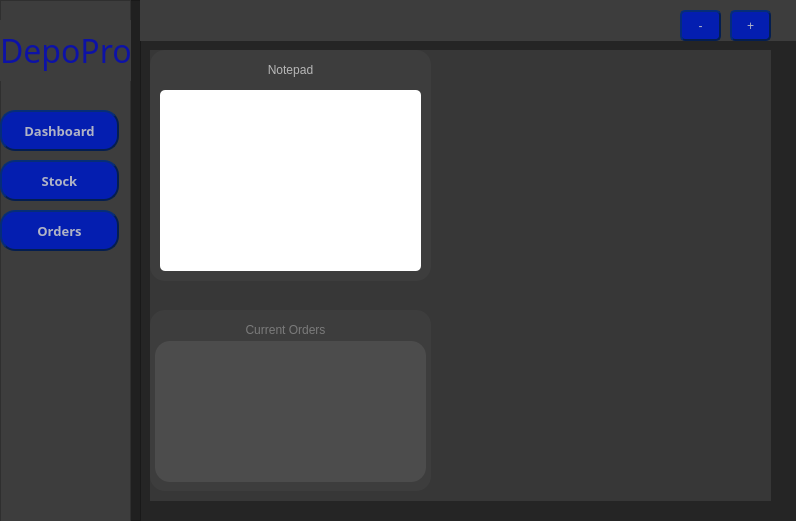
The window that DepoPro/DepoPro.ui (AlexOfRivia/DepoPro) describes before a commit, drawn with Qt 5.
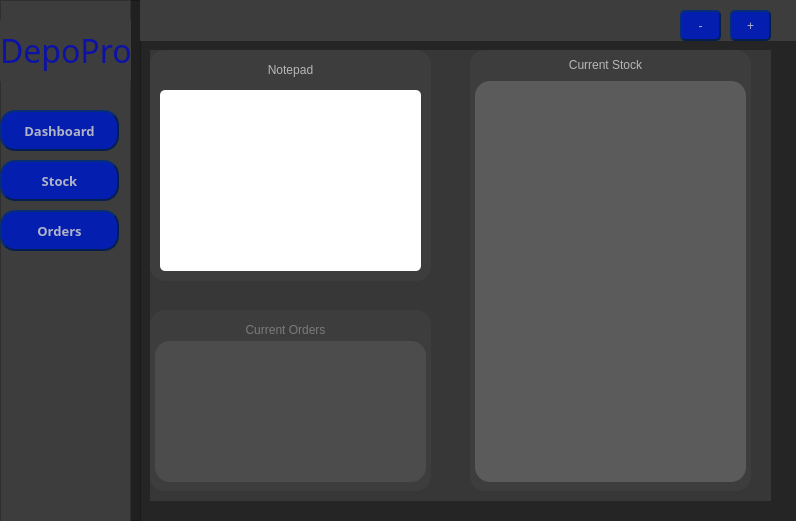
The same window after the commit.

Commit message: Added a widget with current items in stock and added saving and loading the notepad widget (doing less work because of finals week)

The edit to the form file:
```diff
--- a/DepoPro/DepoPro.ui
+++ b/DepoPro/DepoPro.ui
@@ -715,6 +715,67 @@
      </property>
     </widget>
    </widget>
+   <widget class="QFrame" name="stockWidget">
+    <property name="geometry">
+     <rect>
+      <x>470</x>
+      <y>50</y>
+      <width>281</width>
+      <height>441</height>
+     </rect>
+    </property>
+    <property name="styleSheet">
+     <string notr="true">QFrame
+{
+	background-color: rgb(61,61,61);
+	border-style: inset;
+	border-radius: 15px;
+}</string>
+    </property>
+    <property name="frameShape">
+     <enum>QFrame::Shape::StyledPanel</enum>
+    </property>
+    <property name="frameShadow">
+     <enum>QFrame::Shadow::Raised</enum>
+    </property>
+    <widget class="QLabel" name="label_5">
+     <property name="geometry">
+      <rect>
+       <x>10</x>
+       <y>0</y>
+       <width>251</width>
+       <height>31</height>
+      </rect>
+     </property>
+     <property name="styleSheet">
+      <string notr="true">QLabel
+{
+	font: 700 12pt &quot;Britannic&quot;;
+	color: rgba(200,200,200,225);
+}</string>
+     </property>
+     <property name="text">
+      <string>&lt;html&gt;&lt;head/&gt;&lt;body&gt;&lt;p align=&quot;center&quot;&gt;Current Stock&lt;/p&gt;&lt;/body&gt;&lt;/html&gt;</string>
+     </property>
+    </widget>
+    <widget class="QListWidget" name="listWidget_2">
+     <property name="geometry">
+      <rect>
+       <x>5</x>
+       <y>31</y>
+       <width>271</width>
+       <height>401</height>
+      </rect>
+     </property>
+     <property name="styleSheet">
+      <string notr="true">QListWidget
+{
+	border:none;
+	background-color: rgba(121,121,121,128);
+}</string>
+     </property>
+    </widget>
+   </widget>
    <zorder>orderList</zorder>
    <zorder>orderWidget</zorder>
    <zorder>Sidebar_2</zorder>
@@ -722,6 +783,7 @@
    <zorder>itemList</zorder>
    <zorder>NotepadFrame</zorder>
    <zorder>orderFrame</zorder>
+   <zorder>stockWidget</zorder>
   </widget>
  </widget>
  <layoutdefault spacing="6" margin="11"/>
```
Left out of the diff: 48 changed lines with no effect on the pictures. The commit also changes 2 other files.
